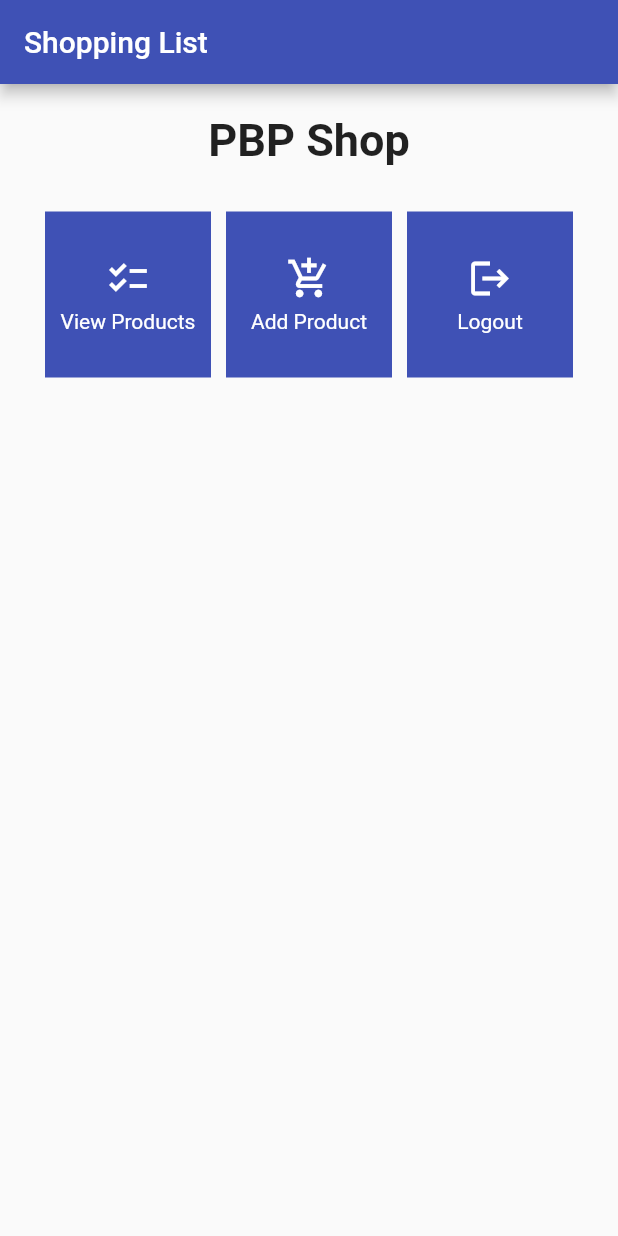
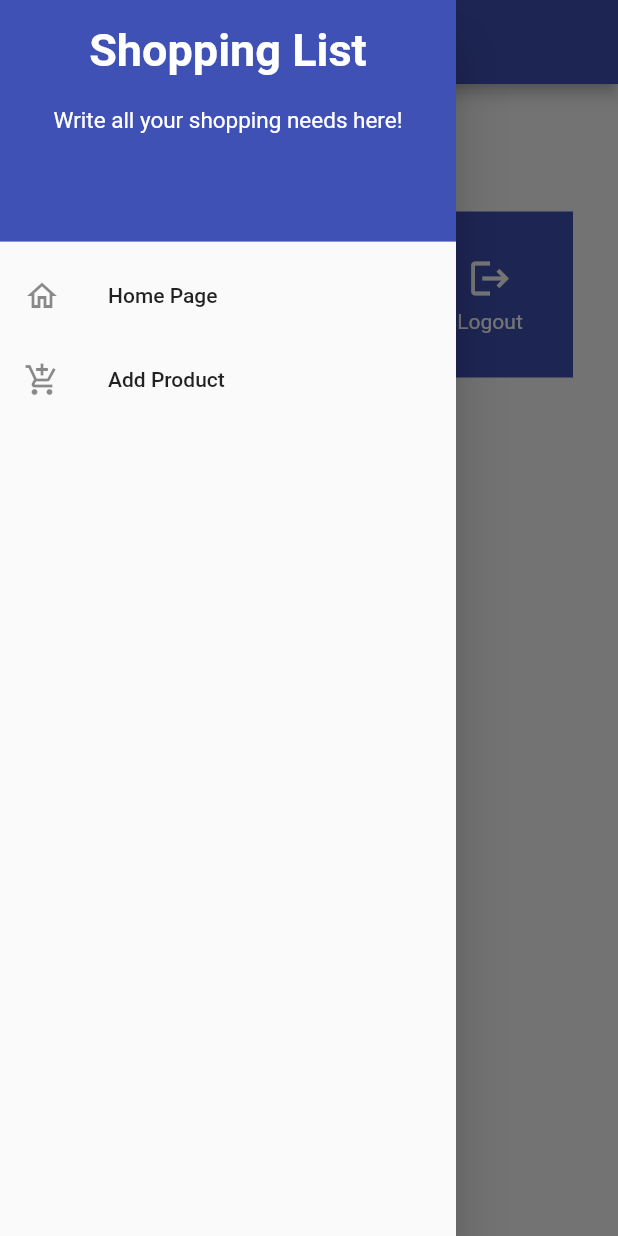
Before and after one commit to OmarK2804/shopping-list-mobile, a Flutter app: the screen it shows after launch, with the side drawer open (before the commit the screen has no drawer), on a phone screen of 412 x 824 dp. Run offline on Flutter 3.47's test engine with Material 2 defaults, Android fonts, the phone set to English and light mode, and no system bars.

Commit message:
Tutorial 7

```diff
--- a/lib/main.dart
+++ b/lib/main.dart
@@ -1,5 +1,5 @@
 import 'package:flutter/material.dart';
-import 'package:shopping_list/menu.dart';
+import 'package:shopping_list/screens/menu.dart';
 
 void main() {
   runApp(const MyApp());
--- a/lib/menu.dart
+++ /dev/null
@@ -1,120 +0,0 @@
-import 'package:flutter/material.dart';
-
-class MyHomePage extends StatelessWidget {
-  MyHomePage({Key? key}) : super(key: key);
-
-  final List<ShopItem> items = [
-    ShopItem("View Products", Icons.checklist),
-    ShopItem("Add Product", Icons.add_shopping_cart),
-    ShopItem("Logout", Icons.logout),
-  ];
-
-  // This widget is the home page of your application. It is stateful, meaning
-  // that it has a State object (defined below) that contains fields that affect
-  // how it looks.
-
-  // This class is the configuration for the state. It holds the values (in this
-  // case the title) provided by the parent (in this case the App widget) and
-  // used by the build method of the State. Fields in a Widget subclass are
-  // always marked "final".
-
-  @override
-  Widget build(BuildContext context) {
-        return Scaffold(
-            appBar: AppBar(
-    title: const Text(
-      'Shopping List',
-    ),
-  ),
-  body: SingleChildScrollView(
-    // Scrolling wrapper widget
-    child: Padding(
-      padding: const EdgeInsets.all(10.0), // Set padding for the page
-      child: Column(
-        // Widget to display children vertically
-        children: <Widget>[
-          const Padding(
-            padding: EdgeInsets.only(top: 10.0, bottom: 10.0),
-            // Text widget to display text with center alignment and appropriate style
-            child: Text(
-              'PBP Shop', // Text indicating the shop name
-              textAlign: TextAlign.center,
-              style: TextStyle(
-                fontSize: 30,
-                fontWeight: FontWeight.bold,
-              ),
-            ),
-          ),
-          // Grid layout
-          GridView.count(
-            // Container for our cards.
-            primary: true,
-            padding: const EdgeInsets.all(20),
-            crossAxisSpacing: 10,
-            mainAxisSpacing: 10,
-            crossAxisCount: 3,
-            shrinkWrap: true,
-            children: items.map((ShopItem item) {
-              // Iteration for each item
-              return ShopCard(item);
-            }).toList(),
-          ),
-        ],
-      ),
-    ),
-  ),
-        );
-    }
-}
-
-class ShopItem {
-  final String name;
-  final IconData icon;
-
-  ShopItem(this.name, this.icon);
-}
-
-class ShopCard extends StatelessWidget {
-  final ShopItem item;
-
-  const ShopCard(this.item, {Key? key}); // Constructor
-
-  @override
-  Widget build(BuildContext context) {
-    return Material(
-      color: Colors.indigo,
-      child: InkWell(
-        // Responsive touch area
-        onTap: () {
-          // Show a SnackBar when clicked
-          ScaffoldMessenger.of(context)
-            ..hideCurrentSnackBar()
-            ..showSnackBar(SnackBar(
-                content: Text("You pressed the ${item.name} button!")));
-        },
-        child: Container(
-          // Container to hold Icon and Text
-          padding: const EdgeInsets.all(8),
-          child: Center(
-            child: Column(
-              mainAxisAlignment: MainAxisAlignment.center,
-              children: [
-                Icon(
-                  item.icon,
-                  color: Colors.white,
-                  size: 30.0,
-                ),
-                const Padding(padding: EdgeInsets.all(3)),
-                Text(
-                  item.name,
-                  textAlign: TextAlign.center,
-                  style: const TextStyle(color: Colors.white),
-                ),
-              ],
-            ),
-          ),
-        ),
-      ),
-    );
-  }
-}
--- /dev/null
+++ b/lib/screens/menu.dart
@@ -0,0 +1,75 @@
+import 'package:flutter/material.dart';
+// import drawer widget
+import 'package:shopping_list/widgets/left_drawer.dart';
+import 'package:shopping_list/widgets/shop_card.dart';
+
+class MyHomePage extends StatelessWidget {
+  MyHomePage({Key? key}) : super(key: key);
+
+  final List<ShopItem> items = [
+    ShopItem("View Products", Icons.checklist),
+    ShopItem("Add Product", Icons.add_shopping_cart),
+    ShopItem("Logout", Icons.logout),
+  ];
+
+  // This widget is the home page of your application. It is stateful, meaning
+  // that it has a State object (defined below) that contains fields that affect
+  // how it looks.
+
+  // This class is the configuration for the state. It holds the values (in this
+  // case the title) provided by the parent (in this case the App widget) and
+  // used by the build method of the State. Fields in a Widget subclass are
+  // always marked "final".
+
+  @override
+  Widget build(BuildContext context) {
+        return Scaffold(
+            appBar: AppBar(
+              title: const Text(
+                'Shopping List',
+              ),
+              backgroundColor: Colors.indigo,
+              foregroundColor: Colors.white,
+            ),
+            // Add drawer as parameter of the Scaffold widget
+            drawer: const LeftDrawer(),
+            body: SingleChildScrollView(
+              // Scrolling wrapper widget
+              child: Padding(
+                padding: const EdgeInsets.all(10.0), // Set padding for the page
+                child: Column(
+                  // Widget to display children vertically
+                  children: <Widget>[
+                    const Padding(
+                      padding: EdgeInsets.only(top: 10.0, bottom: 10.0),
+                      // Text widget to display text with center alignment and appropriate style
+                      child: Text(
+                        'PBP Shop', // Text indicating the shop name
+                        textAlign: TextAlign.center,
+                        style: TextStyle(
+                          fontSize: 30,
+                          fontWeight: FontWeight.bold,
+                        ),
+                      ),
+                    ),
+                    // Grid layout
+                    GridView.count(
+                      // Container for our cards.
+                      primary: true,
+                      padding: const EdgeInsets.all(20),
+                      crossAxisSpacing: 10,
+                      mainAxisSpacing: 10,
+                      crossAxisCount: 3,
+                      shrinkWrap: true,
+                      children: items.map((ShopItem item) {
+                        // Iteration for each item
+                        return ShopCard(item);
+                      }).toList(),
+                    ),
+                  ],
+                ),
+              ),
+            ),
+          );
+    }
+}
--- /dev/null
+++ b/lib/widgets/left_drawer.dart
@@ -0,0 +1,72 @@
+import 'package:flutter/material.dart';
+import 'package:shopping_list/screens/menu.dart';
+import 'package:shopping_list/screens/shoplist_form.dart';
+// TODO: Import the ShopFormPage page here
+import 'package:shopping_list/screens/shoplist_form.dart';
+
+class LeftDrawer extends StatelessWidget {
+  const LeftDrawer({super.key});
+
+  @override
+  Widget build(BuildContext context) {
+    return Drawer(
+      child: ListView(
+        children: [
+          const DrawerHeader(
+            decoration: BoxDecoration(color: Colors.indigo,),
+            child: Column(
+              children: [
+                Text(
+                'Shopping List',
+                textAlign: TextAlign.center,
+                style: TextStyle(
+                  fontSize: 30,
+                  fontWeight: FontWeight.bold,
+                  color: Colors.white,
+                ),
+              ),
+              Padding(padding: EdgeInsets.all(10)),
+              Text("Write all your shopping needs here!",
+              // TODO: Add a text style with center alignment, font size 15, white color, and regular weight
+              textAlign: TextAlign.center,
+                style: TextStyle(
+                  fontSize: 15,
+                  fontWeight: FontWeight.normal,
+                  color: Colors.white,
+                ),
+              ),
+              ],
+            ),
+          ),
+          ListTile(
+            leading: const Icon(Icons.home_outlined),
+            title: const Text('Home Page'),
+            // redirect to MyHomePage
+            onTap: () {
+              Navigator.pushReplacement(
+                context,
+                MaterialPageRoute(
+                  builder: (context) => MyHomePage(),
+                ));
+            },
+          ),
+          ListTile(
+            leading: const Icon(Icons.add_shopping_cart),
+            title: const Text('Add Product'),
+            // redirect to ShopFormPage
+            onTap: () {
+              /*
+              TODO: Create routing to ShopFormPage here
+              */
+              Navigator.pushReplacement(
+                context,
+                MaterialPageRoute(
+                  builder: (context) => const ShopFormPage(),
+                ));
+            },
+          ),
+        ],
+      ),
+    );
+  }
+}
--- /dev/null
+++ b/lib/widgets/shop_card.dart
@@ -0,0 +1,63 @@
+import 'package:flutter/material.dart';
+import 'package:shopping_list/screens/shoplist_form.dart';
+
+class ShopItem {
+  final String name;
+  final IconData icon;
+
+  ShopItem(this.name, this.icon);
+}
+
+class ShopCard extends StatelessWidget {
+  final ShopItem item;
+
+  const ShopCard(this.item, {Key? key}); // Constructor
+
+  @override
+  Widget build(BuildContext context) {
+    return Material(
+      color: Colors.indigo,
+      child: InkWell(
+        // Responsive touch area
+        onTap: () {
+          // Show a SnackBar when clicked
+          ScaffoldMessenger.of(context)
+            ..hideCurrentSnackBar()
+            ..showSnackBar(SnackBar(
+                content: Text("You pressed the ${item.name} button!")));
+          // Navigate to the appropriate route (depending on the button type)
+          if (item.name == "Add Product") {
+          // TODO: Use Navigator.push to navigate to a MaterialPageRoute that encompasses ShopFormPage.
+          Navigator.push(
+            context,
+            MaterialPageRoute(
+                builder: (context) => const ShopFormPage(),
+            ));
+          }
+        },
+        child: Container(
+          // Container to hold Icon and Text
+          padding: const EdgeInsets.all(8),
+          child: Center(
+            child: Column(
+              mainAxisAlignment: MainAxisAlignment.center,
+              children: [
+                Icon(
+                  item.icon,
+                  color: Colors.white,
+                  size: 30.0,
+                ),
+                const Padding(padding: EdgeInsets.all(3)),
+                Text(
+                  item.name,
+                  textAlign: TextAlign.center,
+                  style: const TextStyle(color: Colors.white),
+                ),
+              ],
+            ),
+          ),
+        ),
+      ),
+    );
+  }
+}
```
Also changed, not shown: lib/screens/shoplist_form.dart (added, +163 -0 lines).
